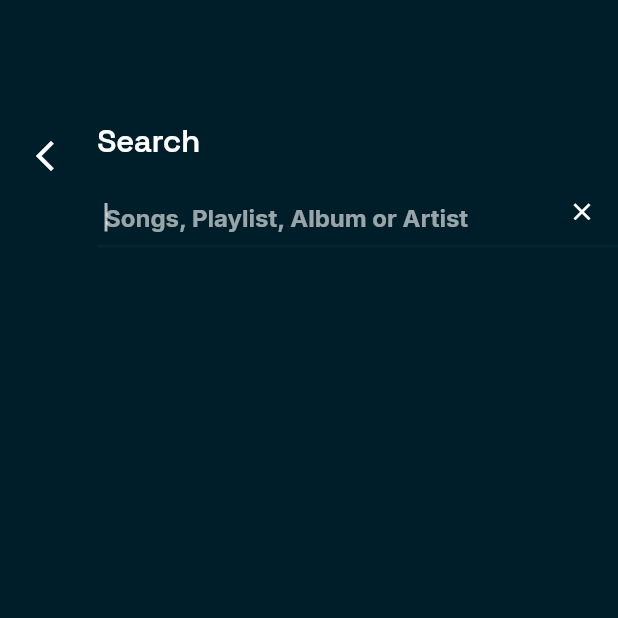
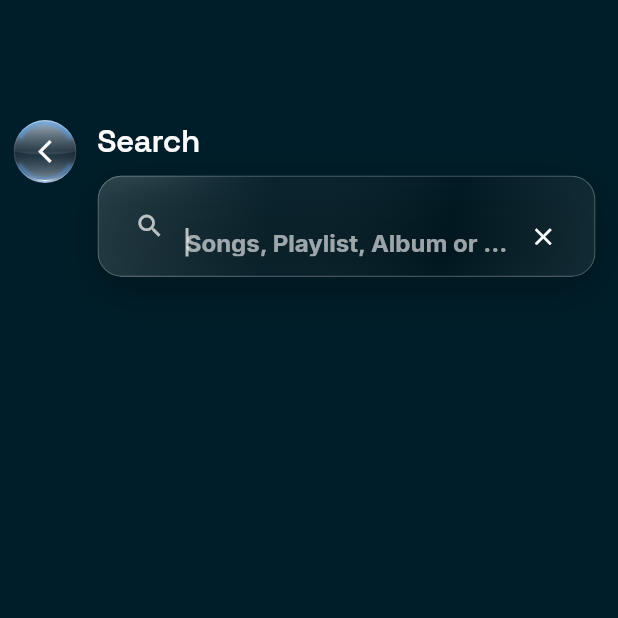
Before and after one commit to Tanatos-theOnly/Symphony-Music, a Flutter app: the SearchScreen screen opened directly, on a phone screen of 412 x 824 dp, the top half of it. Run offline on Flutter 3.47's test engine with Material 3 defaults, Android fonts, the phone set to English and light mode, and no system bars; our stand-ins replace app_links, audio_service, audio_video_progress_bar, buttons_tabbar, cached_network_image, dio and 16 more; missing offline and left inert: audiotags, flutter_lyric, jni, just_audio_media_kit, media_kit, smtc_windows and 5 more; accounts and stored records are empty; network calls fail.

Commit message:
feat(ui): universal liquid glass cards, settings tiles, search pebble & dialog optics (v1.12.10)

```diff
--- a/lib/ui/screens/Search/search_screen.dart
+++ b/lib/ui/screens/Search/search_screen.dart
@@ -4,6 +4,7 @@ import 'package:get/get.dart';
 import 'components/search_item.dart';
 import '/ui/screens/Settings/settings_screen_controller.dart';
 import '../../widgets/modified_text_field.dart';
+import '../../widgets/liquid_glass.dart';
 import '/ui/navigator.dart';
 import 'search_screen_controller.dart';
 
@@ -29,19 +30,27 @@ class SearchScreen extends StatelessWidget {
                       children: [
                         Padding(
                           padding: EdgeInsets.only(top: topPadding),
-                          child: IconButton(
-                            icon: Icon(
-                              Icons.arrow_back_ios_new,
-                              color: Theme.of(context)
-                                  .textTheme
-                                  .titleMedium!
-                                  .color,
-                            ),
-                            onPressed: () {
+                          child: FlowyButton(
+                            onTap: () {
                               Get.nestedKey(ScreenNavigationSetup.id)!
                                   .currentState!
                                   .pop();
                             },
+                            child: LiquidGlassPebble(
+                              width: 42,
+                              height: 42,
+                              isCircle: true,
+                              borderRadius: BorderRadius.circular(21),
+                              chromaticColor: const Color(0xFF4FA5FF),
+                              highlightIntensity: 1.0,
+                              hasDropShadow: false,
+                              padding: EdgeInsets.zero,
+                              child: const Icon(
+                                Icons.arrow_back_ios_new,
+                                color: Colors.white,
+                                size: 18,
+                              ),
+                            ),
                           ),
                         ),
                       ],
@@ -65,7 +74,13 @@ class SearchScreen extends StatelessWidget {
                     const SizedBox(
                       height: 10,
                     ),
-                    ModifiedTextField(
+                    Padding(
+                      padding: const EdgeInsets.only(right: 15, bottom: 8),
+                      child: LiquidGlassContainer(
+                        borderRadius: BorderRadius.circular(16),
+                        blurSigma: 16,
+                        padding: const EdgeInsets.symmetric(horizontal: 10, vertical: 2),
+                        child: ModifiedTextField(
                           textCapitalization: TextCapitalization.sentences,
                           controller: searchScreenController.textInputController,
                           textInputAction: TextInputAction.search,
@@ -84,7 +99,11 @@ class SearchScreen extends StatelessWidget {
                               .isBottomNavBarEnabled.isFalse,
                           cursorColor: Theme.of(context).textTheme.bodySmall!.color,
                           decoration: InputDecoration(
-                          contentPadding: const EdgeInsets.only(left: 5),
+                              border: InputBorder.none,
+                              enabledBorder: InputBorder.none,
+                              focusedBorder: InputBorder.none,
+                              prefixIcon: const Icon(Icons.search, size: 20, color: Colors.white70),
+                              contentPadding: const EdgeInsets.only(left: 5, top: 14),
                               focusColor: Colors.white,
                               hintText: "searchDes".tr,
                               suffix: IconButton(
@@ -93,6 +112,8 @@ class SearchScreen extends StatelessWidget {
                                 splashRadius: 16,
                                 iconSize: 19,
                               )),
+                        ),
+                      ),
                     ),
                     Expanded(
                       child: Obx(() {
--- a/lib/ui/widgets/liquid_glass.dart
+++ b/lib/ui/widgets/liquid_glass.dart
@@ -444,6 +444,7 @@ class LiquidGlassContainer extends StatelessWidget {
   final double? width;
   final double? height;
   final AlignmentGeometry? alignment;
+  final BoxConstraints? constraints;
 
   const LiquidGlassContainer({
     super.key,
@@ -457,6 +458,7 @@ class LiquidGlassContainer extends StatelessWidget {
     this.width,
     this.height,
     this.alignment,
+    this.constraints,
   });
 
   @override
@@ -469,6 +471,7 @@ class LiquidGlassContainer extends StatelessWidget {
     return Container(
       width: width,
       height: height,
+      constraints: constraints,
       margin: margin,
       alignment: alignment,
       decoration: BoxDecoration(
--- a/pubspec.yaml
+++ b/pubspec.yaml
@@ -16,7 +16,7 @@ publish_to: "none" # Remove this line if you wish to publish to pub.dev
 # https://developer.apple.com/library/archive/documentation/General/Reference/InfoPlistKeyReference/Articles/CoreFoundationKeys.html
 # In Windows, build-name is used as the major, minor, and patch parts
 # of the product and file versions while build-number is used as the build suffix.
-version: 1.12.9+34
+version: 1.12.10+35
 
 environment:
   sdk: ">=3.1.5 <4.0.0"
```
Also changed, not shown: lib/ui/screens/Home/home_screen.dart (+18 -15 lines), lib/ui/screens/Search/components/desktop_search_bar.dart (+5 -4 lines), lib/ui/screens/Settings/components/custom_expansion_tile.dart (+33 -13 lines), lib/ui/screens/Settings/settings_screen.dart (+6 -2 lines), lib/ui/widgets/common_dialog_widget.dart (+18 -6 lines), lib/ui/widgets/content_list_widget_item.dart (+4 -4 lines), lib/ui/widgets/custom_button.dart (+27 -17 lines), lib/ui/widgets/sleep_timer_bottom_sheet.dart (+4 -4 lines). Lines whose indentation alone changed are shown as unchanged.
